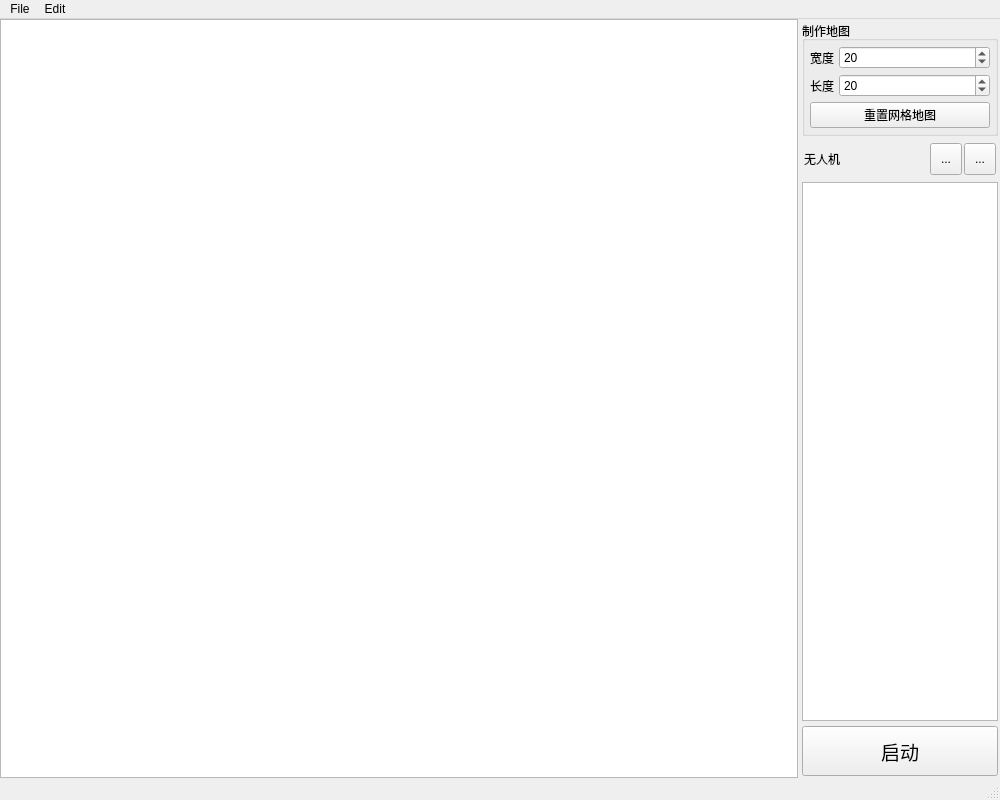
lining9717/MapGenerator, file mainwindow.ui: the form before one commit.
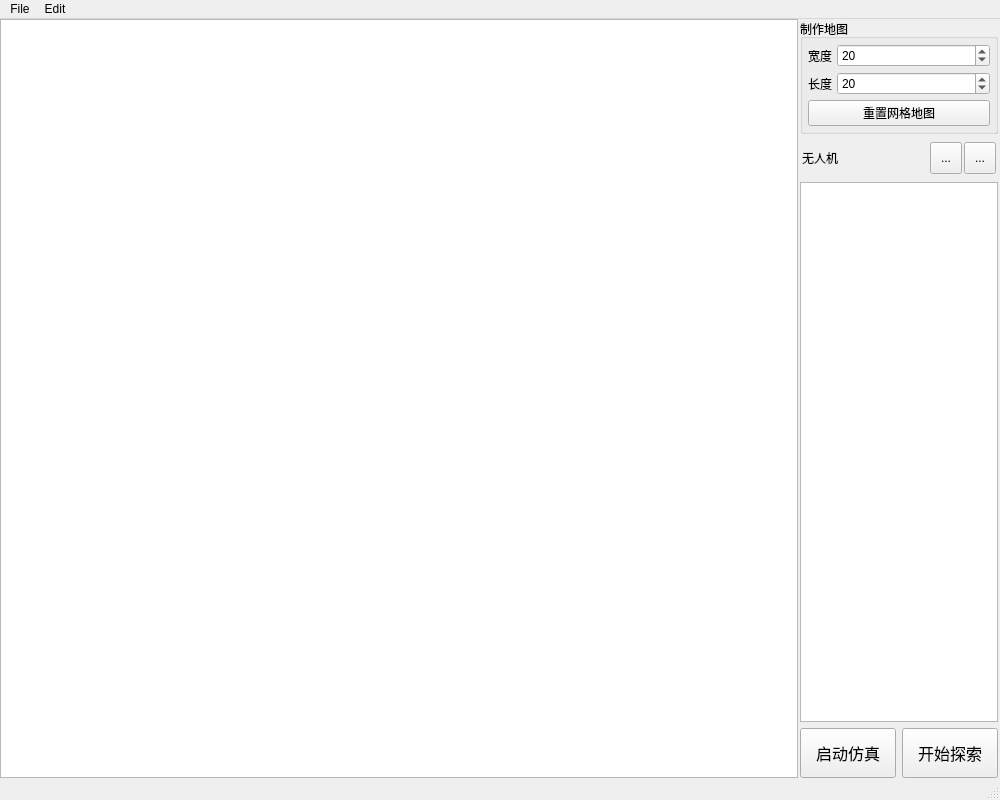
The form after the commit.

Diff of the .ui file:
```diff
--- a/mainwindow.ui
+++ b/mainwindow.ui
@@ -60,20 +60,17 @@
     <item>
      <widget class="QWidget" name="widget_2" native="true">
       <layout class="QVBoxLayout" name="verticalLayout">
-       <property name="spacing">
-        <number>5</number>
-       </property>
        <property name="leftMargin">
-        <number>2</number>
+        <number>0</number>
        </property>
        <property name="topMargin">
-        <number>2</number>
+        <number>0</number>
        </property>
        <property name="rightMargin">
         <number>2</number>
        </property>
        <property name="bottomMargin">
-        <number>2</number>
+        <number>0</number>
        </property>
        <item>
         <widget class="QGroupBox" name="groupBox">
@@ -277,7 +274,28 @@
         <widget class="QListWidget" name="listWidget"/>
        </item>
        <item>
-        <widget class="QToolButton" name="start_toolButton">
+        <widget class="QWidget" name="widget_6" native="true">
+         <property name="minimumSize">
+          <size>
+           <width>0</width>
+           <height>50</height>
+          </size>
+         </property>
+         <layout class="QHBoxLayout" name="horizontalLayout_4" stretch="1,1">
+          <property name="leftMargin">
+           <number>0</number>
+          </property>
+          <property name="topMargin">
+           <number>0</number>
+          </property>
+          <property name="rightMargin">
+           <number>0</number>
+          </property>
+          <property name="bottomMargin">
+           <number>0</number>
+          </property>
+          <item>
+           <widget class="QToolButton" name="start_simulation_toolButton">
          <property name="sizePolicy">
           <sizepolicy hsizetype="Expanding" vsizetype="Fixed">
            <horstretch>0</horstretch>
@@ -292,8 +310,8 @@
          </property>
          <property name="font">
           <font>
-           <family>黑体</family>
-           <pointsize>14</pointsize>
+              <family>Noto Sans CJK SC</family>
+              <pointsize>12</pointsize>
           </font>
          </property>
          <property name="layoutDirection">
@@ -303,11 +321,42 @@
           <string notr="true"/>
          </property>
          <property name="text">
-          <string>启动</string>
+             <string>启动仿真</string>
          </property>
          <property name="toolButtonStyle">
           <enum>Qt::ToolButtonTextBesideIcon</enum>
          </property>
+           </widget>
+          </item>
+          <item>
+           <widget class="QToolButton" name="start_explore_toolButton">
+            <property name="sizePolicy">
+             <sizepolicy hsizetype="Expanding" vsizetype="Fixed">
+              <horstretch>0</horstretch>
+              <verstretch>0</verstretch>
+             </sizepolicy>
+            </property>
+            <property name="minimumSize">
+             <size>
+              <width>0</width>
+              <height>50</height>
+             </size>
+            </property>
+            <property name="font">
+             <font>
+              <family>Noto Sans CJK SC</family>
+              <pointsize>12</pointsize>
+             </font>
+            </property>
+            <property name="text">
+             <string>开始探索</string>
+            </property>
+            <property name="toolButtonStyle">
+             <enum>Qt::ToolButtonTextBesideIcon</enum>
+            </property>
+           </widget>
+          </item>
+         </layout>
         </widget>
        </item>
       </layout>
```
Lines whose indentation alone changed are shown as unchanged.
